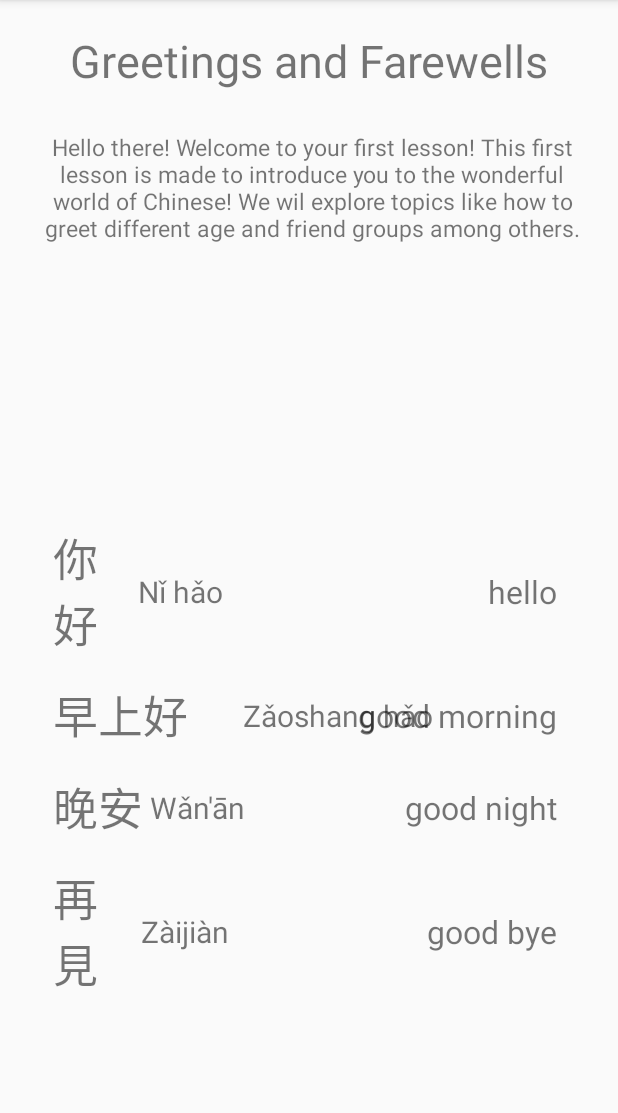
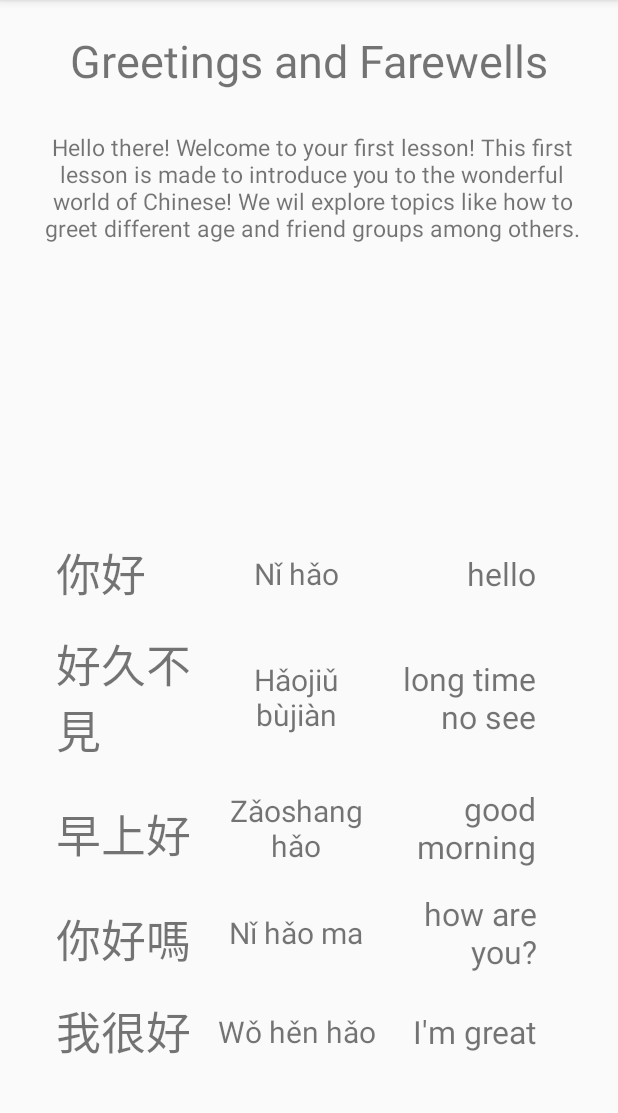
Before and after one commit to E-Chee/Chinglish, an Android app: the LessonOneActivity screen opened directly, with no data from a screen before it, on a phone screen of 412 x 824 dp, the part 84-1197 px from its top. Run offline under Robolectric (Android 15) with nearby library versions, the light colour scheme and no system bars.

Commit message:
anotha update for lesson 1 recycler view

```diff
--- a/app/src/main/java/com/example/evan/languageapp/LanguageCard.java
+++ b/app/src/main/java/com/example/evan/languageapp/LanguageCard.java
@@ -49,9 +49,15 @@ public class LanguageCard {
     public static List<LanguageCard> getLessonOneCards() {
         ArrayList<LanguageCard> lessonOneCards = new ArrayList<LanguageCard>();
         lessonOneCards.add(new LanguageCard("你好", "Nǐ hǎo", "hello"));
+        lessonOneCards.add(new LanguageCard("好久不見", "Hǎojiǔ bùjiàn", " long time no see"));
         lessonOneCards.add(new LanguageCard("早上好", "Zǎoshang hǎo", "good morning"));
+        lessonOneCards.add(new LanguageCard("你好嗎", "Nǐ hǎo ma", "how are you?"));
+        lessonOneCards.add(new LanguageCard("我很好", "Wǒ hěn hǎo", "I'm great"));
+        lessonOneCards.add(new LanguageCard("馬馬虎虎", "Mǎmǎhǔhǔ", "so-so"));
+        lessonOneCards.add(new LanguageCard("我不好", "Wǒ bù hǎo", "I'm not so good"));
         lessonOneCards.add(new LanguageCard("晚安", "Wǎn'ān", "good night"));
         lessonOneCards.add(new LanguageCard("再見", "Zàijiàn", "good bye"));
+        lessonOneCards.add(new LanguageCard("明天見", "Míngtiān jiàn", "See you tomorrow"));
         return lessonOneCards;
     }
 }
--- a/app/src/main/res/layout/activity_lesson_one.xml
+++ b/app/src/main/res/layout/activity_lesson_one.xml
@@ -44,16 +44,16 @@
     <android.support.v7.widget.RecyclerView
         android:id="@+id/recycler_view"
         android:layout_width="368dp"
-        android:layout_height="338dp"
+        android:layout_height="368dp"
         android:layout_marginBottom="8dp"
         android:layout_marginEnd="16dp"
         android:layout_marginStart="16dp"
         android:layout_marginTop="8dp"
         app:layout_constraintBottom_toBottomOf="parent"
         app:layout_constraintEnd_toEndOf="parent"
-        app:layout_constraintHorizontal_bias="0.296"
+        app:layout_constraintHorizontal_bias="0.454"
         app:layout_constraintStart_toStartOf="parent"
         app:layout_constraintTop_toTopOf="parent"
-        app:layout_constraintVertical_bias="0.807" />
+        app:layout_constraintVertical_bias="0.894" />
 
 </android.support.constraint.ConstraintLayout>
--- a/app/src/main/res/layout/item_phrase.xml
+++ b/app/src/main/res/layout/item_phrase.xml
@@ -12,14 +12,15 @@
         android:layout_marginBottom="8dp"
         android:layout_marginStart="16dp"
         android:layout_marginTop="8dp"
-        android:text="你好 "
+        android:text="你好"
+        android:textAlignment="textStart"
         android:textSize="30sp"
         app:layout_constraintBottom_toBottomOf="parent"
         app:layout_constraintEnd_toStartOf="@+id/pinyin"
-        app:layout_constraintHorizontal_bias="0.5"
         app:layout_constraintHorizontal_chainStyle="spread"
         app:layout_constraintStart_toStartOf="parent"
-        app:layout_constraintTop_toTopOf="parent" />
+        app:layout_constraintTop_toTopOf="parent"
+        app:layout_constraintVertical_bias="1.0" />
 
 
     <TextView
@@ -35,39 +36,25 @@
         app:layout_constraintHorizontal_bias="0.5"
         app:layout_constraintHorizontal_chainStyle="spread"
         app:layout_constraintStart_toEndOf="@+id/chinese"
+        app:layout_constraintEnd_toStartOf="@id/english"
         app:layout_constraintTop_toTopOf="parent" />
 
-    <TextView
-        android:id="@+id/dash"
-        android:layout_width="wrap_content"
-        android:layout_height="33dp"
-        android:layout_marginBottom="8dp"
-        android:layout_marginEnd="16dp"
-        android:layout_marginStart="16dp"
-        android:layout_marginTop="8dp"
-        android:text=""
-        app:layout_constraintBottom_toBottomOf="parent"
-        app:layout_constraintEnd_toStartOf="@+id/english"
-        app:layout_constraintHorizontal_bias="0.5"
-        app:layout_constraintHorizontal_chainStyle="spread"
-        app:layout_constraintStart_toEndOf="@+id/pinyin"
-        app:layout_constraintTop_toTopOf="parent"
-        app:srcCompat="@mipmap/horizontal_line" />
 
     <TextView
         android:id="@+id/english"
         android:layout_width="0dp"
         android:layout_height="wrap_content"
         android:layout_marginBottom="8dp"
-        android:layout_marginEnd="16dp"
+        android:layout_marginEnd="32dp"
         android:layout_marginTop="8dp"
         android:text="Hello"
+        android:textAlignment="textEnd"
         android:textSize="21sp"
         app:layout_constraintBottom_toBottomOf="parent"
         app:layout_constraintEnd_toEndOf="parent"
         app:layout_constraintHorizontal_bias="0.5"
         app:layout_constraintHorizontal_chainStyle="spread"
-        app:layout_constraintStart_toEndOf="@+id/imageView5"
+        app:layout_constraintStart_toEndOf="@id/pinyin"
         app:layout_constraintTop_toTopOf="parent"
         tools:text="hello" />
 
```
